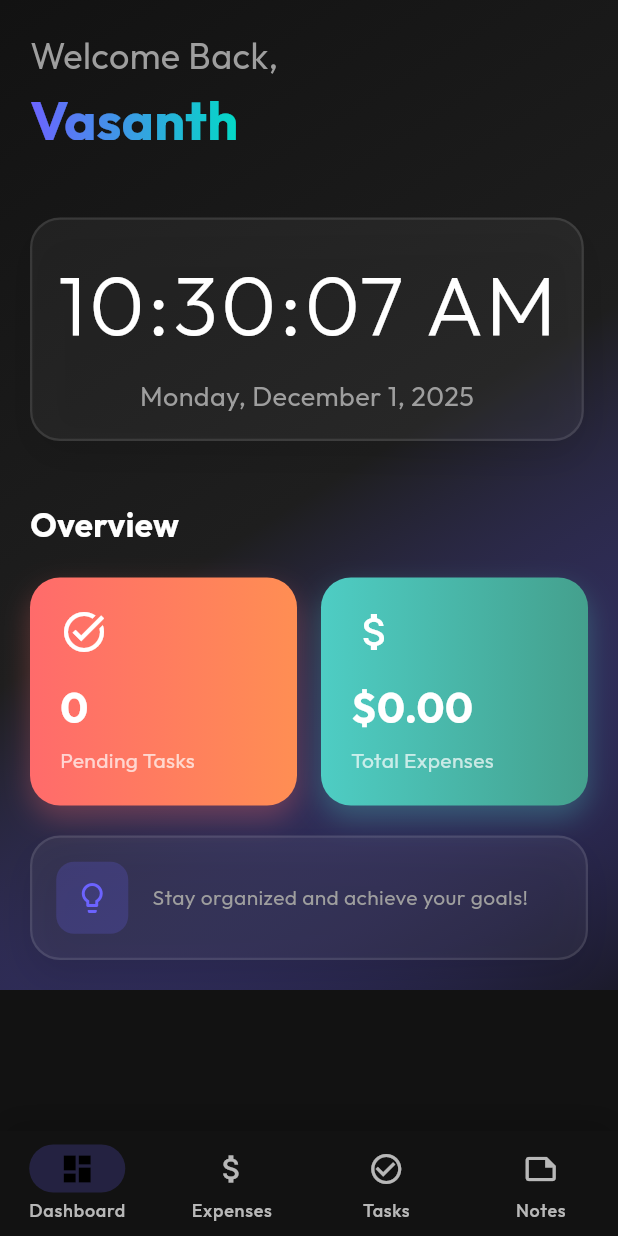
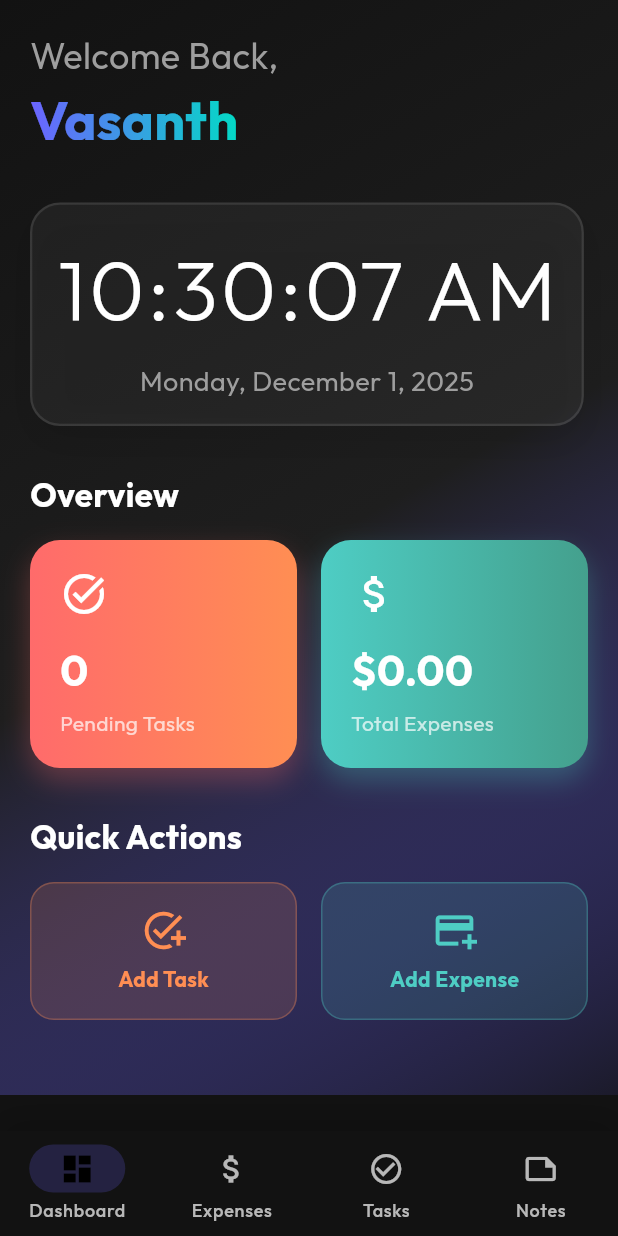
Before and after one commit to vasanth134/personal_management, a Flutter app: the screen it shows after launch, on a phone screen of 412 x 824 dp. Run offline on Flutter 3.47's test engine with Material 3 defaults, Android fonts, the phone set to English and light mode, and no system bars; our stand-ins replace fl_chart, google_fonts; network calls fail.

Commit message:
feat: Add pull-to-refresh functionality and a quick action button to add new tasks via a modal.

```diff
--- a/frontend/lib/screens/dashboard_screen.dart
+++ b/frontend/lib/screens/dashboard_screen.dart
@@ -3,6 +3,9 @@ import 'package:flutter/material.dart';
 import 'package:intl/intl.dart';
 import '../services/api_service.dart';
 import '../widgets/glass_card.dart';
+
+import '../models/task.dart';
+import '../models/expense.dart';
 
 class DashboardScreen extends StatefulWidget {
   const DashboardScreen({super.key});
@@ -20,6 +23,8 @@ class _DashboardScreenState extends State<DashboardScreen> with SingleTickerProv
 
   int _pendingTasks = 0;
   double _totalExpenses = 0.0;
+  List<Task> _recentTasks = [];
+  List<Expense> _recentExpenses = [];
 
   @override
   void initState() {
@@ -48,6 +53,8 @@ class _DashboardScreenState extends State<DashboardScreen> with SingleTickerProv
         setState(() {
           _pendingTasks = tasks.where((t) => !t.isCompleted).length;
           _totalExpenses = expenses.fold(0.0, (sum, item) => sum + item.amount);
+          _recentTasks = tasks.reversed.take(3).toList();
+          _recentExpenses = expenses.reversed.take(3).toList();
         });
       }
     } catch (e) {
@@ -74,6 +81,65 @@ class _DashboardScreenState extends State<DashboardScreen> with SingleTickerProv
     return DateFormat('hh:mm:ss a').format(dateTime);
   }
 
+  void _showAddTaskModal() {
+    showModalBottomSheet(
+      context: context,
+      isScrollControlled: true,
+      backgroundColor: const Color(0xFF1E1E1E),
+      shape: const RoundedRectangleBorder(
+        borderRadius: BorderRadius.vertical(top: Radius.circular(20)),
+      ),
+      builder: (context) => Padding(
+        padding: EdgeInsets.only(
+          bottom: MediaQuery.of(context).viewInsets.bottom,
+          left: 20,
+          right: 20,
+          top: 20,
+        ),
+        child: Column(
+          mainAxisSize: MainAxisSize.min,
+          children: [
+            const Text(
+              'New Task',
+              style: TextStyle(fontSize: 20, fontWeight: FontWeight.bold, color: Colors.white),
+            ),
+            const SizedBox(height: 20),
+            TextField(
+              autofocus: true,
+              style: const TextStyle(color: Colors.white),
+              decoration: InputDecoration(
+                hintText: 'What needs to be done?',
+                hintStyle: TextStyle(color: Colors.grey[600]),
+                prefixIcon: const Icon(Icons.check_circle_outline, color: Colors.white70),
+                enabledBorder: OutlineInputBorder(
+                  borderSide: BorderSide(color: Colors.grey[800]!),
+                  borderRadius: BorderRadius.circular(12),
+                ),
+                focusedBorder: OutlineInputBorder(
+                  borderSide: BorderSide(color: Theme.of(context).colorScheme.primary),
+                  borderRadius: BorderRadius.circular(12),
+                ),
+              ),
+              onSubmitted: (value) async {
+                if (value.isNotEmpty) {
+                  final newTask = Task(
+                    id: '',
+                    title: value,
+                    isCompleted: false,
+                  );
+                  await apiService.addTask(newTask);
+                  _loadSummary();
+                  if (context.mounted) Navigator.pop(context);
+                }
+              },
+            ),
+            const SizedBox(height: 20),
+          ],
+        ),
+      ),
+    );
+  }
+
   @override
   Widget build(BuildContext context) {
     return Scaffold(
@@ -92,7 +158,10 @@ class _DashboardScreenState extends State<DashboardScreen> with SingleTickerProv
         child: SafeArea(
           child: FadeTransition(
             opacity: _fadeAnimation,
+            child: RefreshIndicator(
+              onRefresh: _loadSummary,
               child: SingleChildScrollView(
+                physics: const AlwaysScrollableScrollPhysics(),
                 padding: const EdgeInsets.all(20.0),
                 child: Column(
                   crossAxisAlignment: CrossAxisAlignment.start,
@@ -117,7 +186,7 @@ class _DashboardScreenState extends State<DashboardScreen> with SingleTickerProv
                         ),
                       ),
                     ),
-                  const SizedBox(height: 40),
+                    const SizedBox(height: 30),
                     GlassCard(
                       child: Column(
                         children: [
@@ -137,12 +206,12 @@ class _DashboardScreenState extends State<DashboardScreen> with SingleTickerProv
                         ],
                       ),
                     ),
-                  const SizedBox(height: 40),
+                    const SizedBox(height: 30),
                     const Text(
                       'Overview',
                       style: TextStyle(fontSize: 22, fontWeight: FontWeight.bold),
                     ),
-                  const SizedBox(height: 20),
+                    const SizedBox(height: 15),
                     Row(
                       children: [
                         Expanded(
@@ -168,34 +237,120 @@ class _DashboardScreenState extends State<DashboardScreen> with SingleTickerProv
                         ),
                       ],
                     ),
-                  const SizedBox(height: 20),
-                  GlassCard(
-                    child: Row(
+                    const SizedBox(height: 30),
+                    const Text(
+                      'Quick Actions',
+                      style: TextStyle(fontSize: 22, fontWeight: FontWeight.bold),
+                    ),
+                    const SizedBox(height: 15),
+                    Row(
                       children: [
-                        Container(
-                          padding: const EdgeInsets.all(12),
-                          decoration: BoxDecoration(
-                            color: Theme.of(context).colorScheme.primary.withOpacity(0.2),
-                            borderRadius: BorderRadius.circular(12),
-                          ),
-                          child: Icon(
-                            Icons.lightbulb_outline,
-                            color: Theme.of(context).colorScheme.primary,
+                        Expanded(
+                          child: _QuickActionButton(
+                            icon: Icons.add_task,
+                            label: 'Add Task',
+                            color: const Color(0xFFFF8E53),
+                            onTap: _showAddTaskModal,
                           ),
                         ),
                         const SizedBox(width: 16),
-                        const Expanded(
-                          child: Text(
-                            'Stay organized and achieve your goals!',
-                            style: TextStyle(fontSize: 14, color: Colors.grey),
+                        Expanded(
+                          child: _QuickActionButton(
+                            icon: Icons.add_card,
+                            label: 'Add Expense',
+                            color: const Color(0xFF4ECDC4),
+                            onTap: () {
+                              // For expense, we might need a more complex modal,
+                              // or just navigate to expense screen for now to keep it simple
+                              // But let's show a placeholder or simple snackbar for now
+                              ScaffoldMessenger.of(context).showSnackBar(
+                                const SnackBar(content: Text('Go to Expenses tab to add detailed expenses')),
+                              );
+                            },
+                          ),
+                        ),
+                      ],
+                    ),
+                    const SizedBox(height: 30),
+                    if (_recentTasks.isNotEmpty) ...[
+                      const Text(
+                        'Recent Tasks',
+                        style: TextStyle(fontSize: 22, fontWeight: FontWeight.bold),
+                      ),
+                      const SizedBox(height: 15),
+                      ..._recentTasks.map((task) => Padding(
+                        padding: const EdgeInsets.only(bottom: 10),
+                        child: GlassCard(
+                          child: Row(
+                            children: [
+                              Icon(
+                                task.isCompleted ? Icons.check_circle : Icons.circle_outlined,
+                                color: task.isCompleted ? Colors.green : Colors.grey,
+                              ),
+                              const SizedBox(width: 15),
+                              Text(
+                                task.title,
+                                style: TextStyle(
+                                  fontSize: 16,
+                                  decoration: task.isCompleted ? TextDecoration.lineThrough : null,
+                                  color: task.isCompleted ? Colors.grey : Colors.white,
                                 ),
                               ),
                             ],
                           ),
                         ),
+                      )),
+                    ],
                   ],
                 ),
               ),
+            ),
+          ),
+        ),
+      ),
+    );
+  }
+}
+
+class _QuickActionButton extends StatelessWidget {
+  final IconData icon;
+  final String label;
+  final Color color;
+  final VoidCallback onTap;
+
+  const _QuickActionButton({
+    required this.icon,
+    required this.label,
+    required this.color,
+    required this.onTap,
+  });
+
+  @override
+  Widget build(BuildContext context) {
+    return Material(
+      color: Colors.transparent,
+      child: InkWell(
+        onTap: onTap,
+        borderRadius: BorderRadius.circular(16),
+        child: Container(
+          padding: const EdgeInsets.symmetric(vertical: 16),
+          decoration: BoxDecoration(
+            color: color.withOpacity(0.15),
+            borderRadius: BorderRadius.circular(16),
+            border: Border.all(color: color.withOpacity(0.3)),
+          ),
+          child: Column(
+            children: [
+              Icon(icon, color: color, size: 30),
+              const SizedBox(height: 8),
+              Text(
+                label,
+                style: TextStyle(
+                  color: color,
+                  fontWeight: FontWeight.bold,
+                ),
+              ),
+            ],
           ),
         ),
       ),
```
Lines whose indentation alone changed are shown as unchanged.
